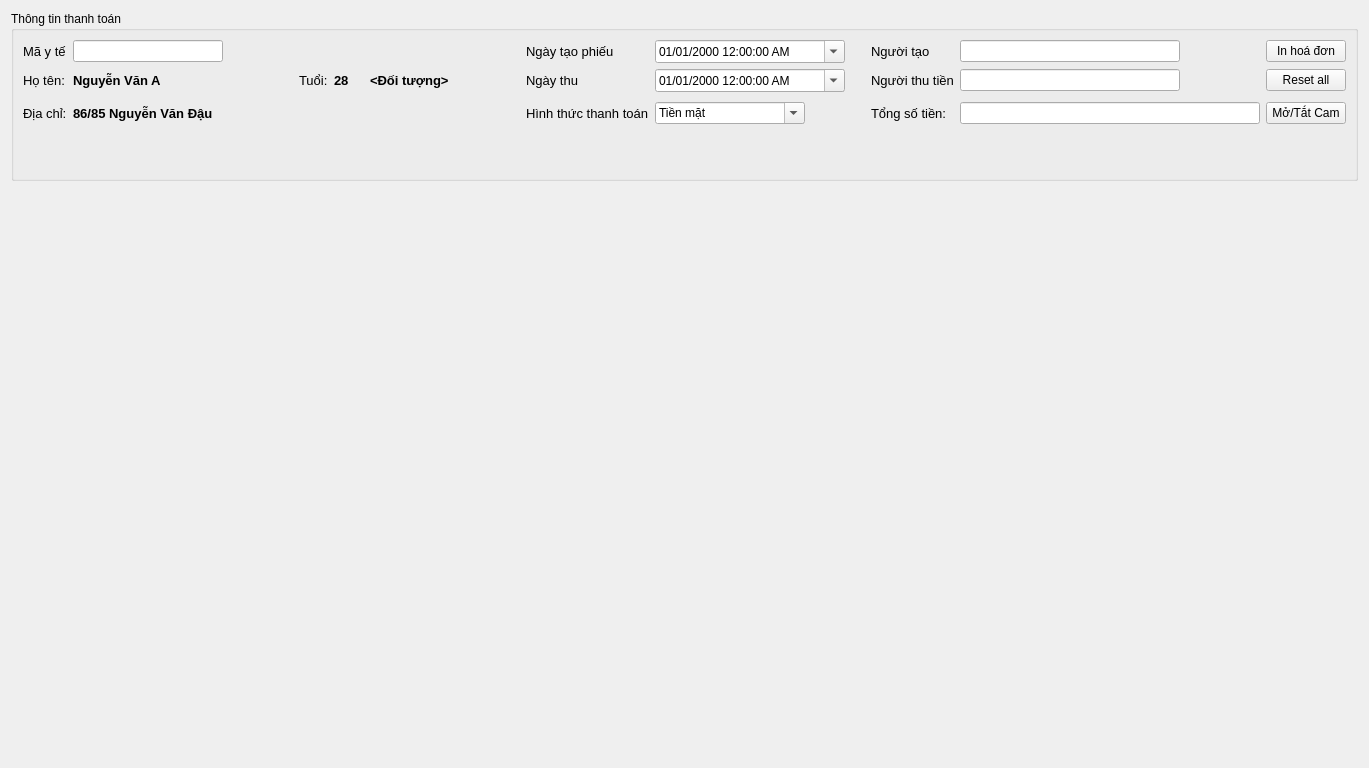
Old version of the form src/app/ui/TabTaiVu.ui in the repository Kiritokun0909/bvgd_project.
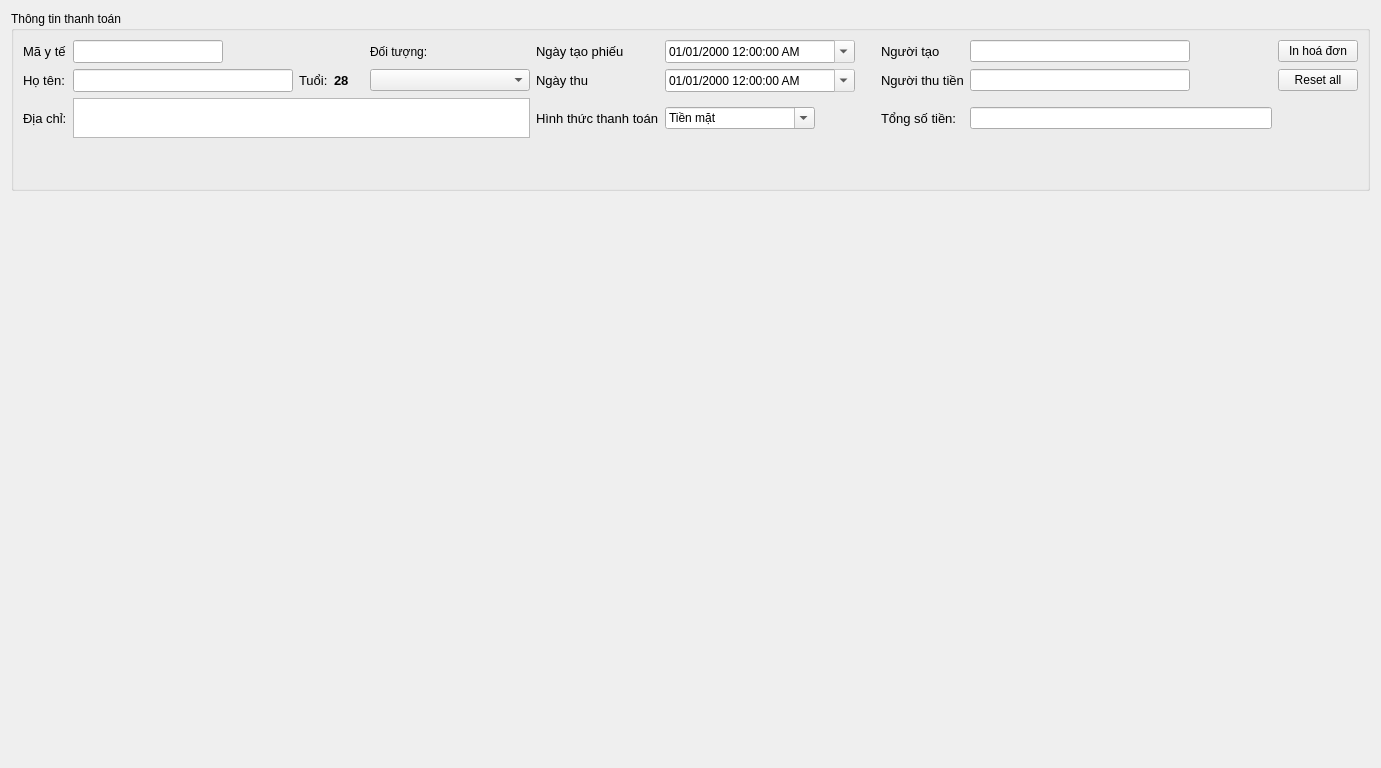
New version of the form.

```diff
--- a/src/app/ui/TabTaiVu.ui
+++ b/src/app/ui/TabTaiVu.ui
@@ -6,7 +6,7 @@
    <rect>
     <x>0</x>
     <y>0</y>
-    <width>1369</width>
+    <width>1381</width>
     <height>768</height>
    </rect>
   </property>
@@ -25,12 +25,52 @@
          </property>
          <layout class="QHBoxLayout" name="horizontalLayout_2">
           <item>
-           <layout class="QGridLayout" name="thongTinLayout" columnstretch="0,0,0,0,0,0,0,0,0,0,0,0,0">
+           <layout class="QGridLayout" name="thongTinLayout" columnstretch="0,0,0,0,0,0,0,0,0,0,0,0">
             <property name="horizontalSpacing">
              <number>6</number>
             </property>
-            <item row="1" column="8">
-             <widget class="QDateTimeEdit" name="ngay_thu">
+            <item row="1" column="4">
+             <widget class="QLabel" name="tuoi">
+              <property name="sizePolicy">
+               <sizepolicy hsizetype="Fixed" vsizetype="Preferred">
+                <horstretch>0</horstretch>
+                <verstretch>0</verstretch>
+               </sizepolicy>
+              </property>
+              <property name="minimumSize">
+               <size>
+                <width>30</width>
+                <height>0</height>
+               </size>
+              </property>
+              <property name="font">
+               <font>
+                <family>Arial</family>
+                <pointsize>10</pointsize>
+                <weight>75</weight>
+                <bold>true</bold>
+               </font>
+              </property>
+              <property name="text">
+               <string>28</string>
+              </property>
+             </widget>
+            </item>
+            <item row="1" column="0">
+             <widget class="QLabel" name="lb_ho_ten">
+              <property name="font">
+               <font>
+                <family>Arial</family>
+                <pointsize>10</pointsize>
+               </font>
+              </property>
+              <property name="text">
+               <string>Họ tên:</string>
+              </property>
+             </widget>
+            </item>
+            <item row="0" column="7">
+             <widget class="QDateTimeEdit" name="ngay_tao">
               <property name="sizePolicy">
                <sizepolicy hsizetype="Fixed" vsizetype="Fixed">
                 <horstretch>0</horstretch>
@@ -43,6 +83,9 @@
                 <height>0</height>
                </size>
               </property>
+              <property name="readOnly">
+               <bool>true</bool>
+              </property>
               <property name="displayFormat">
                <string>dd/MM/yyyy h:mm:ss AP</string>
               </property>
@@ -51,7 +94,79 @@
               </property>
              </widget>
             </item>
-            <item row="1" column="7">
+            <item row="2" column="6">
+             <widget class="QLabel" name="lb_hinh_thuc_tt">
+              <property name="font">
+               <font>
+                <family>Arial</family>
+                <pointsize>10</pointsize>
+               </font>
+              </property>
+              <property name="text">
+               <string>Hình thức thanh toán</string>
+              </property>
+             </widget>
+            </item>
+            <item row="0" column="9">
+             <widget class="QLabel" name="lb_nguoi_tao">
+              <property name="font">
+               <font>
+                <family>Arial</family>
+                <pointsize>10</pointsize>
+               </font>
+              </property>
+              <property name="text">
+               <string>Người tạo</string>
+              </property>
+             </widget>
+            </item>
+            <item row="3" column="9" colspan="3">
+             <widget class="QLabel" name="so_tien_text">
+              <property name="font">
+               <font>
+                <family>Arial</family>
+                <pointsize>10</pointsize>
+                <weight>75</weight>
+                <bold>true</bold>
+               </font>
+              </property>
+              <property name="text">
+               <string>&lt;Số tiền&gt;</string>
+              </property>
+             </widget>
+            </item>
+            <item row="0" column="6">
+             <widget class="QLabel" name="lb_ngay_tao">
+              <property name="font">
+               <font>
+                <family>Arial</family>
+                <pointsize>10</pointsize>
+               </font>
+              </property>
+              <property name="text">
+               <string>Ngày tạo phiếu</string>
+              </property>
+             </widget>
+            </item>
+            <item row="4" column="9" colspan="3">
+             <widget class="QLabel" name="thanh_chu_text">
+              <property name="font">
+               <font>
+                <family>Arial</family>
+                <pointsize>9</pointsize>
+                <weight>75</weight>
+                <bold>true</bold>
+               </font>
+              </property>
+              <property name="text">
+               <string>&lt;Thành chữ&gt;</string>
+              </property>
+              <property name="wordWrap">
+               <bool>true</bool>
+              </property>
+             </widget>
+            </item>
+            <item row="1" column="6">
              <widget class="QLabel" name="lb_ngay_thu">
               <property name="font">
                <font>
@@ -64,7 +179,77 @@
               </property>
              </widget>
             </item>
-            <item row="2" column="8">
+            <item row="1" column="7">
+             <widget class="QDateTimeEdit" name="ngay_thu">
+              <property name="sizePolicy">
+               <sizepolicy hsizetype="Fixed" vsizetype="Fixed">
+                <horstretch>0</horstretch>
+                <verstretch>0</verstretch>
+               </sizepolicy>
+              </property>
+              <property name="minimumSize">
+               <size>
+                <width>190</width>
+                <height>0</height>
+               </size>
+              </property>
+              <property name="readOnly">
+               <bool>true</bool>
+              </property>
+              <property name="displayFormat">
+               <string>dd/MM/yyyy h:mm:ss AP</string>
+              </property>
+              <property name="calendarPopup">
+               <bool>true</bool>
+              </property>
+             </widget>
+            </item>
+            <item row="1" column="9">
+             <widget class="QLabel" name="lb_nguoi_thu">
+              <property name="font">
+               <font>
+                <family>Arial</family>
+                <pointsize>10</pointsize>
+               </font>
+              </property>
+              <property name="text">
+               <string>Người thu tiền</string>
+              </property>
+             </widget>
+            </item>
+            <item row="0" column="10">
+             <widget class="QLineEdit" name="ho_ten_nguoi_tao">
+              <property name="sizePolicy">
+               <sizepolicy hsizetype="Fixed" vsizetype="Fixed">
+                <horstretch>0</horstretch>
+                <verstretch>0</verstretch>
+               </sizepolicy>
+              </property>
+              <property name="minimumSize">
+               <size>
+                <width>220</width>
+                <height>0</height>
+               </size>
+              </property>
+             </widget>
+            </item>
+            <item row="1" column="10">
+             <widget class="QLineEdit" name="ho_ten_nguoi_thu">
+              <property name="sizePolicy">
+               <sizepolicy hsizetype="Fixed" vsizetype="Fixed">
+                <horstretch>0</horstretch>
+                <verstretch>0</verstretch>
+               </sizepolicy>
+              </property>
+              <property name="minimumSize">
+               <size>
+                <width>220</width>
+                <height>0</height>
+               </size>
+              </property>
+             </widget>
+            </item>
+            <item row="2" column="7">
              <widget class="QComboBox" name="cb_hinh_thuc_tt">
               <property name="sizePolicy">
                <sizepolicy hsizetype="Fixed" vsizetype="Fixed">
@@ -98,52 +283,7 @@
               </item>
              </widget>
             </item>
-            <item row="1" column="11">
-             <widget class="QLineEdit" name="ho_ten_nguoi_thu">
-              <property name="sizePolicy">
-               <sizepolicy hsizetype="Fixed" vsizetype="Fixed">
-                <horstretch>0</horstretch>
-                <verstretch>0</verstretch>
-               </sizepolicy>
-              </property>
-              <property name="minimumSize">
-               <size>
-                <width>220</width>
-                <height>0</height>
-               </size>
-              </property>
-             </widget>
-            </item>
-            <item row="1" column="10">
-             <widget class="QLabel" name="lb_nguoi_thu">
-              <property name="font">
-               <font>
-                <family>Arial</family>
-                <pointsize>10</pointsize>
-               </font>
-              </property>
-              <property name="text">
-               <string>Người thu tiền</string>
-              </property>
-             </widget>
-            </item>
-            <item row="0" column="11">
-             <widget class="QLineEdit" name="ho_ten_nguoi_tao">
-              <property name="sizePolicy">
-               <sizepolicy hsizetype="Fixed" vsizetype="Fixed">
-                <horstretch>0</horstretch>
-                <verstretch>0</verstretch>
-               </sizepolicy>
-              </property>
-              <property name="minimumSize">
-               <size>
-                <width>220</width>
-                <height>0</height>
-               </size>
-              </property>
-             </widget>
-            </item>
-            <item row="2" column="10">
+            <item row="2" column="9">
              <widget class="QLabel" name="lb_tong_so_tien">
               <property name="font">
                <font>
@@ -156,27 +296,14 @@
               </property>
              </widget>
             </item>
-            <item row="2" column="0">
-             <widget class="QLabel" name="lb_dia_chi">
-              <property name="font">
-               <font>
-                <family>Arial</family>
-                <pointsize>10</pointsize>
-               </font>
-              </property>
+            <item row="1" column="11">
+             <widget class="QPushButton" name="btn_reset_all">
               <property name="text">
-               <string>Địa chỉ:</string>
+               <string>Reset all</string>
               </property>
              </widget>
             </item>
-            <item row="0" column="12">
-             <widget class="QPushButton" name="btn_in_hoa_don">
-              <property name="text">
-               <string>In hoá đơn</string>
-              </property>
-             </widget>
-            </item>
-            <item row="1" column="9">
+            <item row="1" column="8">
              <spacer name="horizontalSpacer">
               <property name="orientation">
                <enum>Qt::Horizontal</enum>
@@ -192,17 +319,30 @@
               </property>
              </spacer>
             </item>
-            <item row="2" column="11">
+            <item row="2" column="0">
+             <widget class="QLabel" name="lb_dia_chi">
+              <property name="font">
+               <font>
+                <family>Arial</family>
+                <pointsize>10</pointsize>
+               </font>
+              </property>
+              <property name="text">
+               <string>Địa chỉ:</string>
+              </property>
+             </widget>
+            </item>
+            <item row="0" column="11">
+             <widget class="QPushButton" name="btn_in_hoa_don">
+              <property name="text">
+               <string>In hoá đơn</string>
+              </property>
+             </widget>
+            </item>
+            <item row="2" column="10">
              <widget class="QLineEdit" name="tong_so_tien"/>
             </item>
-            <item row="1" column="12">
-             <widget class="QPushButton" name="btn_reset_all">
-              <property name="text">
-               <string>Reset all</string>
-              </property>
-             </widget>
-            </item>
-            <item row="0" column="1" colspan="3">
+            <item row="0" column="1" colspan="2">
              <widget class="QLineEdit" name="ma_y_te">
               <property name="sizePolicy">
                <sizepolicy hsizetype="Fixed" vsizetype="Fixed">
@@ -218,25 +358,13 @@
               </property>
               <property name="font">
                <font>
-                <pointsize>9</pointsize>
-               </font>
-              </property>
-             </widget>
-            </item>
-            <item row="0" column="0">
-             <widget class="QLabel" name="lb_ma_y_te">
-              <property name="font">
-               <font>
                 <family>Arial</family>
                 <pointsize>10</pointsize>
                </font>
               </property>
-              <property name="text">
-               <string>Mã y tế</string>
-              </property>
              </widget>
             </item>
-            <item row="1" column="4">
+            <item row="1" column="3">
              <widget class="QLabel" name="lb_tuoi">
               <property name="sizePolicy">
                <sizepolicy hsizetype="Minimum" vsizetype="Preferred">
@@ -261,31 +389,23 @@
               </property>
              </widget>
             </item>
-            <item row="1" column="6">
-             <widget class="QLabel" name="doi_tuong">
-              <property name="minimumSize">
-               <size>
-                <width>150</width>
-                <height>0</height>
-               </size>
-              </property>
+            <item row="0" column="0">
+             <widget class="QLabel" name="lb_ma_y_te">
               <property name="font">
                <font>
                 <family>Arial</family>
                 <pointsize>10</pointsize>
-                <weight>75</weight>
-                <bold>true</bold>
                </font>
               </property>
               <property name="text">
-               <string>&lt;Đối tượng&gt;</string>
+               <string>Mã y tế</string>
               </property>
              </widget>
             </item>
-            <item row="1" column="1" colspan="3">
-             <widget class="QLabel" name="ho_ten">
+            <item row="1" column="1" colspan="2">
+             <widget class="QLineEdit" name="ho_ten">
               <property name="sizePolicy">
-               <sizepolicy hsizetype="Fixed" vsizetype="Preferred">
+               <sizepolicy hsizetype="Fixed" vsizetype="Fixed">
                 <horstretch>0</horstretch>
                 <verstretch>0</verstretch>
                </sizepolicy>
@@ -300,58 +420,48 @@
                <font>
                 <family>Arial</family>
                 <pointsize>10</pointsize>
-                <weight>75</weight>
-                <bold>true</bold>
+               </font>
+              </property>
+             </widget>
+            </item>
+            <item row="2" column="1" colspan="5">
+             <widget class="QTextEdit" name="dia_chi">
+              <property name="sizePolicy">
+               <sizepolicy hsizetype="Minimum" vsizetype="Minimum">
+                <horstretch>0</horstretch>
+                <verstretch>0</verstretch>
+               </sizepolicy>
+              </property>
+              <property name="minimumSize">
+               <size>
+                <width>0</width>
+                <height>40</height>
+               </size>
+              </property>
+              <property name="maximumSize">
+               <size>
+                <width>16777215</width>
+                <height>50</height>
+               </size>
+              </property>
+             </widget>
+            </item>
+            <item row="0" column="5">
+             <widget class="QLabel" name="label">
+              <property name="font">
+               <font>
+                <family>Arial</family>
+                <pointsize>9</pointsize>
                </font>
               </property>
               <property name="text">
-               <string>Nguyễn Văn A</string>
+               <string>Đối tượng:</string>
               </property>
              </widget>
             </item>
             <item row="1" column="5">
-             <widget class="QLabel" name="tuoi">
+             <widget class="QComboBox" name="cb_doi_tuong">
               <property name="sizePolicy">
-               <sizepolicy hsizetype="Fixed" vsizetype="Preferred">
-                <horstretch>0</horstretch>
-                <verstretch>0</verstretch>
-               </sizepolicy>
-              </property>
-              <property name="minimumSize">
-               <size>
-                <width>30</width>
-                <height>0</height>
-               </size>
-              </property>
-              <property name="font">
-               <font>
-                <family>Arial</family>
-                <pointsize>10</pointsize>
-                <weight>75</weight>
-                <bold>true</bold>
-               </font>
-              </property>
-              <property name="text">
-               <string>28</string>
-              </property>
-             </widget>
-            </item>
-            <item row="1" column="0">
-             <widget class="QLabel" name="lb_ho_ten">
-              <property name="font">
-               <font>
-                <family>Arial</family>
-                <pointsize>10</pointsize>
-               </font>
-              </property>
-              <property name="text">
-               <string>Họ tên:</string>
-              </property>
-             </widget>
-            </item>
-            <item row="0" column="8">
-             <widget class="QDateTimeEdit" name="ngay_tao">
-              <property name="sizePolicy">
                <sizepolicy hsizetype="Fixed" vsizetype="Fixed">
                 <horstretch>0</horstretch>
                 <verstretch>0</verstretch>
@@ -359,118 +469,15 @@
               </property>
               <property name="minimumSize">
                <size>
-                <width>190</width>
+                <width>160</width>
                 <height>0</height>
                </size>
               </property>
-              <property name="displayFormat">
-               <string>dd/MM/yyyy h:mm:ss AP</string>
-              </property>
-              <property name="calendarPopup">
-               <bool>true</bool>
-              </property>
-             </widget>
-            </item>
-            <item row="0" column="10">
-             <widget class="QLabel" name="lb_nguoi_tao">
-              <property name="font">
-               <font>
-                <family>Arial</family>
-                <pointsize>10</pointsize>
-               </font>
-              </property>
-              <property name="text">
-               <string>Người tạo</string>
-              </property>
-             </widget>
-            </item>
-            <item row="0" column="7">
-             <widget class="QLabel" name="lb_ngay_tao">
-              <property name="font">
-               <font>
-                <family>Arial</family>
-                <pointsize>10</pointsize>
-               </font>
-              </property>
-              <property name="text">
-               <string>Ngày tạo phiếu</string>
-              </property>
-             </widget>
-            </item>
-            <item row="2" column="1" colspan="6">
-             <widget class="QLabel" name="dia_chi">
-              <property name="sizePolicy">
-               <sizepolicy hsizetype="Fixed" vsizetype="Fixed">
-                <horstretch>0</horstretch>
-                <verstretch>0</verstretch>
-               </sizepolicy>
-              </property>
-              <property name="minimumSize">
-               <size>
-                <width>400</width>
-                <height>30</height>
-               </size>
-              </property>
-              <property name="font">
-               <font>
-                <family>Arial</family>
-                <pointsize>10</pointsize>
-                <weight>75</weight>
-                <bold>true</bold>
-               </font>
-              </property>
-              <property name="text">
-               <string>86/85 Nguyễn Văn Đậu</string>
-              </property>
-             </widget>
-            </item>
-            <item row="2" column="7">
-             <widget class="QLabel" name="lb_hinh_thuc_tt">
-              <property name="font">
-               <font>
-                <family>Arial</family>
-                <pointsize>10</pointsize>
-               </font>
-              </property>
-              <property name="text">
-               <string>Hình thức thanh toán</string>
-              </property>
-             </widget>
-            </item>
-            <item row="3" column="10" colspan="3">
-             <widget class="QLabel" name="so_tien_text">
-              <property name="font">
-               <font>
-                <family>Arial</family>
-                <pointsize>10</pointsize>
-                <weight>75</weight>
-                <bold>true</bold>
-               </font>
-              </property>
-              <property name="text">
-               <string>&lt;Số tiền&gt;</string>
-              </property>
-             </widget>
-            </item>
-            <item row="4" column="10" colspan="3">
-             <widget class="QLabel" name="thanh_chu_text">
               <property name="font">
                <font>
                 <family>Arial</family>
                 <pointsize>9</pointsize>
-                <weight>75</weight>
-                <bold>true</bold>
                </font>
-              </property>
-              <property name="text">
-               <string>&lt;Thành chữ&gt;</string>
-              </property>
-             </widget>
-            </item>
-            <item row="2" column="12">
-             <widget class="QPushButton" name="btn_camera">
-              <property name="text">
-               <string>Mở/Tắt Cam</string>
               </property>
              </widget>
             </item>
@@ -485,25 +492,6 @@
       <layout class="QVBoxLayout" name="verticalLayout_5">
        <item>
         <layout class="QGridLayout" name="gridLayout">
-         <item row="0" column="1" alignment="Qt::AlignHCenter|Qt::AlignVCenter">
-          <widget class="QLabel" name="camera_feed_label">
-           <property name="sizePolicy">
-            <sizepolicy hsizetype="Minimum" vsizetype="Minimum">
-             <horstretch>0</horstretch>
-             <verstretch>0</verstretch>
-            </sizepolicy>
-           </property>
-           <property name="minimumSize">
-            <size>
-             <width>250</width>
-             <height>250</height>
-            </size>
-           </property>
-           <property name="text">
-            <string>&lt;Camera&gt;</string>
-           </property>
-          </widget>
-         </item>
          <item row="0" column="0">
           <spacer name="verticalSpacer">
            <property name="orientation">
```
Left out of the diff: 8 changed lines with no effect on the pictures.
